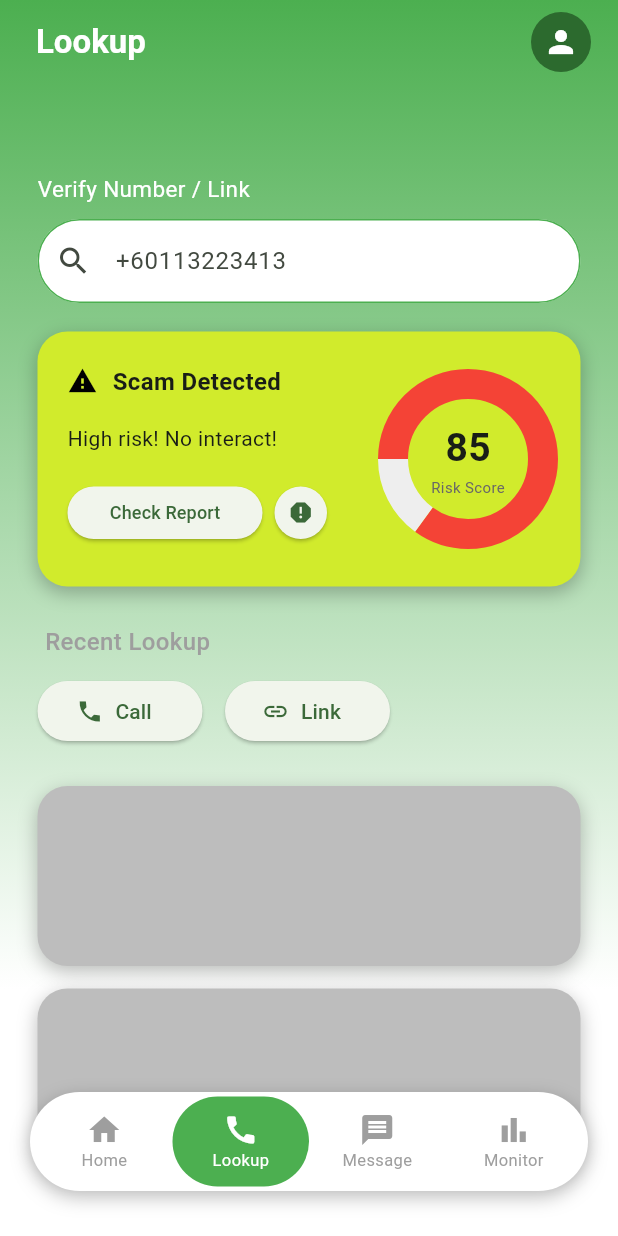
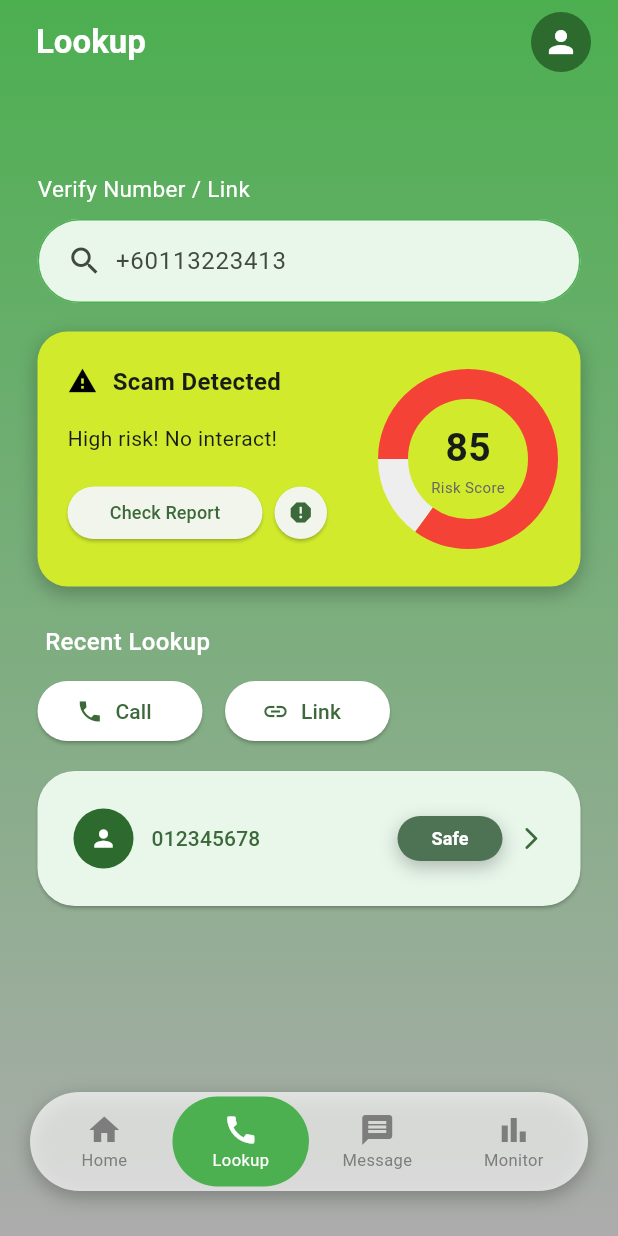
Before and after one commit to Wilsomwong2004/ScamTap, a Flutter app: the screen it shows after launch, item 2 of the bottom bar chosen, on a phone screen of 412 x 824 dp. Run offline on Flutter 3.47's test engine with Material 3 defaults, Android fonts, the phone set to English and light mode, and no system bars; drawn by our look-alikes of fl_chart; our stand-ins replace firebase_core; accounts and stored records are empty.

Commit message:
Update: change navbar to transparent, layout of lookup page.

```diff
--- a/lib/pages/lookup_page.dart
+++ b/lib/pages/lookup_page.dart
@@ -48,10 +48,10 @@ class LookupPage extends StatelessWidget {
         height: double.infinity,
         decoration: BoxDecoration(
           gradient: LinearGradient(
-            colors: [Colors.green, Colors.white],
+            colors: [Colors.green, const Color.fromARGB(255, 172, 172, 172)],
             begin: Alignment.topCenter,
             end: Alignment.bottomCenter,
-            stops: [0.0, 0.8],
+            stops: [0.0, 1.0],
           ),
         ),
         child: SingleChildScrollView(
@@ -71,9 +71,12 @@ class LookupPage extends StatelessWidget {
                     TextField(
                       decoration: InputDecoration(
                         filled: true,
-                        fillColor: Colors.white,
+                        fillColor: const Color.fromARGB(255, 233, 247, 235),
                         hintText: "+60113223413",
-                        prefixIcon: Icon(Icons.search),
+                        prefixIcon: Padding(
+                          padding: const EdgeInsets.fromLTRB(15,0,0,0),
+                          child: Icon(Icons.search),
+                        ),
                         border: OutlineInputBorder(
                           borderRadius: BorderRadius.circular(30),
                           borderSide: BorderSide(width: 1, color: Colors.green),
@@ -168,7 +171,6 @@ class LookupPage extends StatelessWidget {
                                       ),
                                     ),
                                   ),
-
                                 ),
 
                                 SizedBox(width: 8),
@@ -221,7 +223,7 @@ class LookupPage extends StatelessWidget {
                     style: TextStyle(
                       fontSize: 16,
                       fontWeight: FontWeight.w500,
-                      color: Colors.grey,
+                      color: const Color.fromARGB(255, 255, 255, 255),
                     ),
                   ),
                 ),
@@ -232,7 +234,7 @@ class LookupPage extends StatelessWidget {
               Row(
                 children: [
                   Padding(
-                    padding: EdgeInsets.fromLTRB(25, 5, 15, 15),
+                    padding: EdgeInsets.fromLTRB(25, 5, 15, 5),
                     child: SizedBox(
                       width: 110,
                       height: 40,
@@ -240,6 +242,9 @@ class LookupPage extends StatelessWidget {
                         onPressed: () {
                           print("clicked!");
                         },
+                        style: ElevatedButton.styleFrom(
+                          backgroundColor: Colors.white
+                        ),
                         icon: Icon(Icons.call_sharp),
                         label: Text("Call"),
                       ),
@@ -249,7 +254,7 @@ class LookupPage extends StatelessWidget {
                   // SizedBox(width: 15),
 
                   Padding(
-                    padding: EdgeInsets.fromLTRB(0, 5, 5, 15),
+                    padding: EdgeInsets.fromLTRB(0, 5, 5, 5),
                     child: SizedBox(
                       width: 110,
                       height: 40,
@@ -257,6 +262,9 @@ class LookupPage extends StatelessWidget {
                         onPressed: () {
                           print("clicked!");
                         },
+                        style: ElevatedButton.styleFrom(
+                          backgroundColor: Colors.white
+                        ),
                         icon: Icon(Icons.link),
                         label: Text("Link"),
                       ),
@@ -265,16 +273,52 @@ class LookupPage extends StatelessWidget {
                 ],
               ),
 
+              SizedBox(height: 10),
+
               Column(
                 children: [
                   Padding(
-                    padding: EdgeInsets.symmetric(horizontal: 25, vertical: 15),
-                      child: Container(
+                    padding: EdgeInsets.fromLTRB(25, 5, 25, 5),
+                    child: SizedBox(
                       width: double.infinity,
-                        height: 120,
+                      height: 90,
+                      child: ElevatedButton(
+                        onPressed: () {
+                          print("clicked!");
+                        },
+                        style: ElevatedButton.styleFrom(
+                          backgroundColor: const Color.fromARGB(255, 233, 247, 235),
+                          shape: RoundedRectangleBorder(
+                            borderRadius: BorderRadius.circular(25),
+                          ),
+                        ),
+                        child: Row(
+                          mainAxisAlignment: MainAxisAlignment.spaceBetween,
+                          children: [
+                            Row(
+                              mainAxisAlignment: MainAxisAlignment.start,
+                              children: [
+                                CircleAvatar(
+                                  backgroundColor: const Color.fromARGB(255, 44, 106, 46),
+                                  child: Icon(Icons.person, color: Colors.white),
+                                ),
+
+                                SizedBox(width: 12),
+
+                                Text("012345678", style: TextStyle(fontSize: 14 ),),
+                              ],
+                            ),
+
+                            Container(
+                              child: Row(
+                                children: [
+                                  Container(
+                                      width: 70,
+                                      height: 30,
+                                      alignment: Alignment.center,
                                       decoration: BoxDecoration(
-                          color: Colors.grey[400],
-                          borderRadius: BorderRadius.circular(20),
+                                        color: const Color.fromARGB(255, 78, 114, 84),
+                                        borderRadius: BorderRadius.circular(30),
                                         boxShadow: [
                                           BoxShadow(
                                             color: Colors.black26,
@@ -283,27 +327,72 @@ class LookupPage extends StatelessWidget {
                                         ),
                                       ],
                                     ),
+
+                                    child: Text(
+                                      "Safe",
+                                      style: TextStyle(
+                                        color: Colors.white,
+                                        fontSize: 12,
+                                        fontWeight: FontWeight.bold,
+                                      ),
                                     ),
                                   ),
 
-                  Padding(
-                    padding: EdgeInsets.symmetric(horizontal: 25),
-                      child: Container(
-                        width: double.infinity,
-                        height: 120,
-                        decoration: BoxDecoration(
-                          color: Colors.grey[400],
-                          borderRadius: BorderRadius.circular(20),
-                          boxShadow: [
-                            BoxShadow(
-                              color: Colors.black26,
-                              blurRadius: 10,
-                              offset: Offset(0, 4),
+                                  SizedBox(width: 10),
+
+                                  Container(
+                                    child: Icon(
+                                      Icons.arrow_forward_ios_rounded,
+                                      weight: 800,
                                     ),
-                        ],
+                                  )
+                                ]
+                              ),
+                            )
+
+                          ]
+                        )
                       ),
                     ),
                   ),
+
+                  // Padding(
+                  //   padding: EdgeInsets.symmetric(horizontal: 25, vertical: 15),
+                  //     child: Container(
+                  //       width: double.infinity,
+                  //       height: 100,
+                  //       decoration: BoxDecoration(
+                  //         color: const Color.fromARGB(255, 233, 247, 235),
+                  //         borderRadius: BorderRadius.circular(20),
+                  //         boxShadow: [
+                  //           BoxShadow(
+                  //             color: Colors.black26,
+                  //             blurRadius: 10,
+                  //             offset: Offset(0, 4),
+                  //         ),
+                  //       ],
+                  //     ),
+                  //   ),
+                  // ),
+
+                  // Padding(
+                  //   padding: EdgeInsets.symmetric(horizontal: 25),
+                  //     child: Container(
+                  //       width: double.infinity,
+                  //       height: 120,
+                  //       decoration: BoxDecoration(
+                  //         color: Colors.grey[400],
+                  //         borderRadius: BorderRadius.circular(20),
+                  //         boxShadow: [
+                  //           BoxShadow(
+                  //             color: Colors.black26,
+                  //             blurRadius: 10,
+                  //             offset: Offset(0, 4),
+                  //         ),
+                  //       ],
+                  //     ),
+                  //   ),
+                  // ),
 
                   // Padding(
                   //   padding: EdgeInsets.symmetric(horizontal: 25),
--- a/lib/widgets/navibar.dart
+++ b/lib/widgets/navibar.dart
@@ -1,3 +1,4 @@
+import 'package:flutter/cupertino.dart';
 import 'package:flutter/material.dart';
 import 'package:scam_tap/pages/message_page.dart';
 import '../pages/lookup_page.dart';
@@ -56,7 +57,7 @@ class _NavibarState extends State<Navibar>
                     padding: EdgeInsets.symmetric(horizontal: 4, vertical: 0),
                     clipBehavior: Clip.antiAlias,
                     decoration: BoxDecoration(
-                      color: Colors.white,
+                      color: CupertinoColors.systemBackground.withValues(alpha: 0.7),
                       borderRadius: BorderRadius.circular(60),
                       boxShadow: [
                         BoxShadow(color: Colors.black26, blurRadius: 10, offset: Offset(0, 4)),
@@ -121,8 +122,8 @@ class _NavibarState extends State<Navibar>
           child: Column(
             mainAxisSize: MainAxisSize.min,
             children: [
-              Icon(icon, color: isSelected ? Colors.white : Colors.grey),
-              Text(label, style: TextStyle(fontSize: 11, color: isSelected ? Colors.white : Colors.grey)),
+              Icon(icon, color: isSelected ? Colors.white : const Color.fromARGB(255, 125, 125, 125)),
+              Text(label, style: TextStyle(fontSize: 11, color: isSelected ? Colors.white : const Color.fromARGB(255, 125, 125, 125))),
             ],
           ),
         ),
```
Lines whose indentation alone changed are shown as unchanged.
